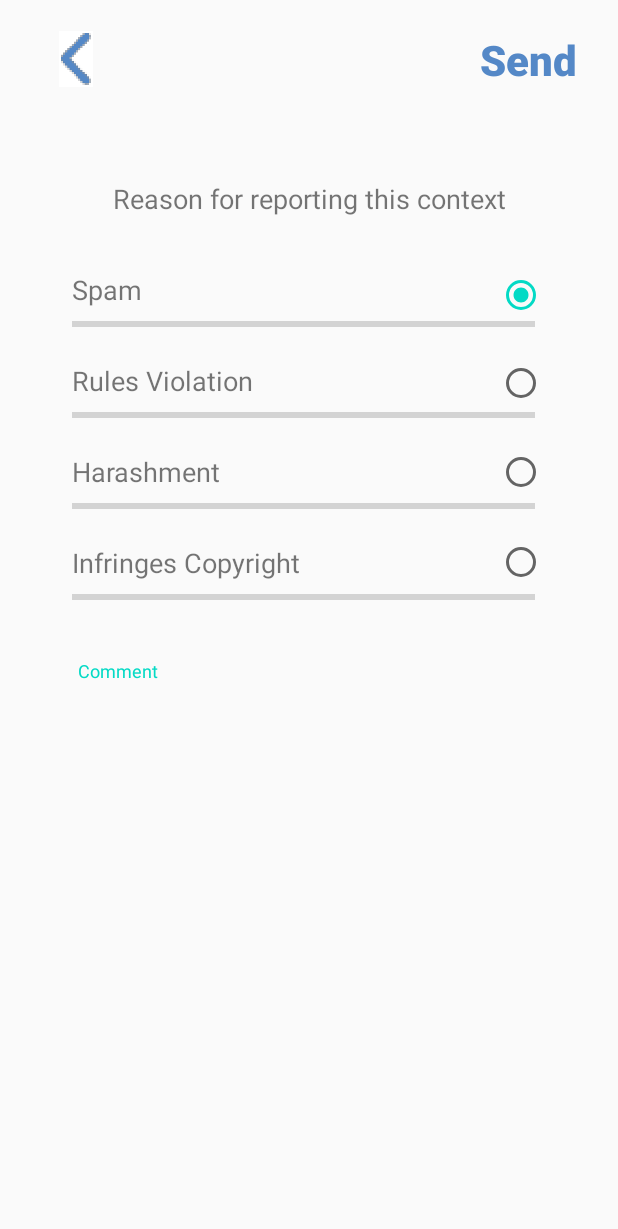
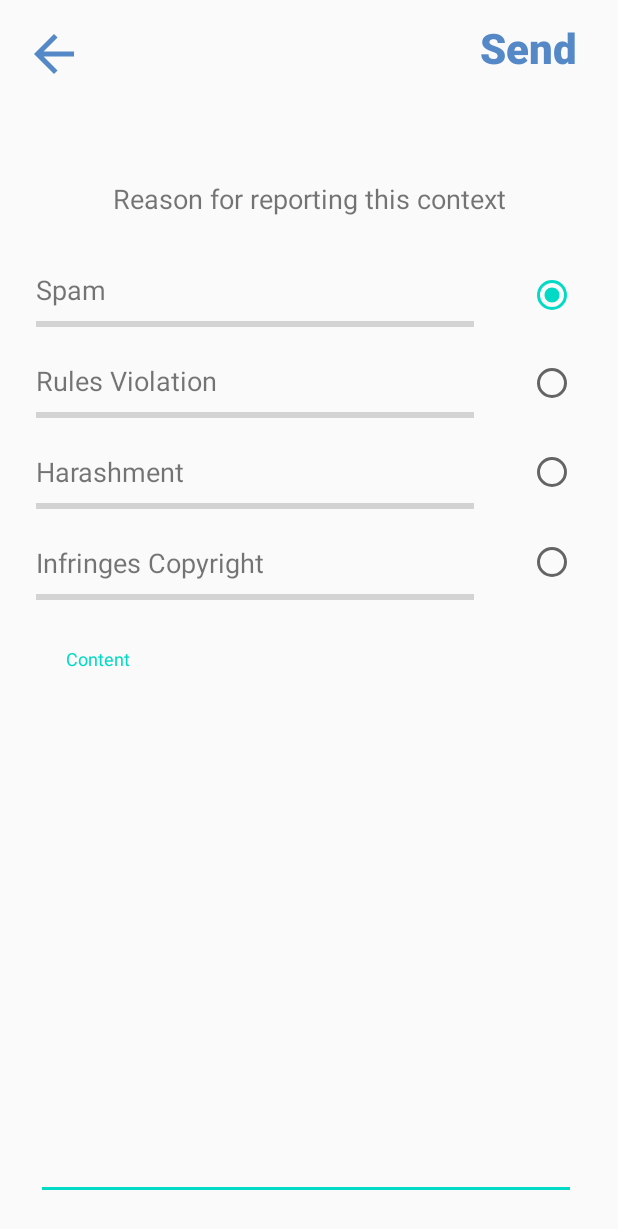
Before and after one commit to sucanabo/Tech4Life-Android, an Android app: the layout activity_report.xml on its own in the app's theme, with its tools: preview values and no code run, on a phone screen of 412 x 824 dp. Shown: the top 1229 px of the screen. Run offline under Robolectric (Android 15) with nearby library versions, the phone set to English and light mode, and no system bars; network calls fail.

Commit message:
finish Report Post

```diff
--- a/app/src/main/AndroidManifest.xml
+++ b/app/src/main/AndroidManifest.xml
@@ -14,7 +14,8 @@
         android:supportsRtl="true"
         android:theme="@style/AppTheme"
         android:usesCleartextTraffic="true">
-        <activity android:name=".SeriesDetailActivity"></activity>
+        <activity android:name=".ReportActivity" />
+        <activity android:name=".SeriesDetailActivity" />
         <activity android:name=".TopNavbarDetail" />
         <activity android:name=".MainNav_ToolBar" />
         <activity android:name=".SearchActivity" />
--- a/app/src/main/java/com/example/tech4life/SeriesDetailActivity.java
+++ b/app/src/main/java/com/example/tech4life/SeriesDetailActivity.java
@@ -22,7 +22,7 @@ public class SeriesDetailActivity extends AppCompatActivity {
         onBackPressed();
     }
     public void ClickMore(View view){
-        final BottomSheetDialog bottomSheetDialog = new BottomSheetDialog(SeriesDetailActivity.this,R.style.BottomSheetDialogTheme);
+        final BottomSheetDialog bottomSheetDialog = new BottomSheetDialog(SeriesDetailActivity.this,R.style.AppBottomSheetDialogTheme);
         final View bottomSheetView = LayoutInflater.from(getApplicationContext())
                 .inflate(R.layout.bottom_sheet_series,(LinearLayout)findViewById(R.id.bottom_sheet_container));
         bottomSheetDialog.setContentView(bottomSheetView);
--- a/app/src/main/res/layout/report_screen.xml
+++ b/app/src/main/res/layout/activity_report.xml
@@ -1,45 +1,30 @@
 <?xml version="1.0" encoding="utf-8"?>
-<androidx.constraintlayout.widget.ConstraintLayout
-    xmlns:android="http://schemas.android.com/apk/res/android"
+<androidx.constraintlayout.widget.ConstraintLayout xmlns:android="http://schemas.android.com/apk/res/android"
     xmlns:app="http://schemas.android.com/apk/res-auto"
     xmlns:tools="http://schemas.android.com/tools"
     android:layout_width="match_parent"
-    android:layout_height="match_parent">
-
-    <ImageButton
-        android:id="@+id/btn_previous_report"
-        android:layout_width="29dp"
-        android:layout_height="46dp"
-        android:layout_marginStart="16dp"
-        android:layout_marginTop="16dp"
-        android:layout_marginEnd="8dp"
-        app:layout_constraintEnd_toEndOf="parent"
-        app:layout_constraintHorizontal_bias="0.055"
-        app:layout_constraintStart_toStartOf="parent"
-        app:layout_constraintTop_toTopOf="parent"
-        app:srcCompat="@mipmap/previous_ico_foreground" />
-
+    android:layout_height="match_parent"
+    tools:context=".ReportActivity">
     <TextView
         android:id="@+id/textView5"
         android:layout_width="0dp"
         android:layout_height="wrap_content"
-        android:layout_marginStart="48dp"
         android:layout_marginTop="36dp"
         android:layout_marginEnd="96dp"
         android:text="@string/infringes_copyright_option"
         android:textSize="18sp"
         app:layout_constraintEnd_toEndOf="parent"
         app:layout_constraintHorizontal_bias="1.0"
-        app:layout_constraintStart_toStartOf="parent"
+        app:layout_constraintStart_toStartOf="@+id/textView4"
         app:layout_constraintTop_toBottomOf="@+id/textView4" />
 
     <TextView
         android:id="@+id/title_report_screen"
         android:layout_width="0dp"
         android:layout_height="wrap_content"
-        android:layout_marginStart="32dp"
+        android:layout_marginStart="24dp"
         android:layout_marginTop="120dp"
-        android:layout_marginEnd="32dp"
+        android:layout_marginEnd="24dp"
         android:gravity="center"
         android:text="@string/title_report"
         android:textSize="18sp"
@@ -52,47 +37,44 @@
         android:id="@+id/textView2"
         android:layout_width="0dp"
         android:layout_height="wrap_content"
-        android:layout_marginStart="48dp"
         android:layout_marginTop="36dp"
         android:layout_marginEnd="96dp"
         android:text="@string/spam_option"
         android:textSize="18sp"
         app:layout_constraintEnd_toEndOf="parent"
         app:layout_constraintHorizontal_bias="1.0"
-        app:layout_constraintStart_toStartOf="parent"
+        app:layout_constraintStart_toStartOf="@+id/title_report_screen"
         app:layout_constraintTop_toBottomOf="@+id/title_report_screen" />
 
     <TextView
         android:id="@+id/textView3"
         android:layout_width="0dp"
         android:layout_height="wrap_content"
-        android:layout_marginStart="48dp"
         android:layout_marginTop="36dp"
         android:layout_marginEnd="96dp"
         android:text="@string/rules_violation_option"
         android:textSize="18sp"
         app:layout_constraintEnd_toEndOf="parent"
         app:layout_constraintHorizontal_bias="1.0"
-        app:layout_constraintStart_toStartOf="parent"
+        app:layout_constraintStart_toStartOf="@+id/textView2"
         app:layout_constraintTop_toBottomOf="@+id/textView2" />
 
     <TextView
         android:id="@+id/textView4"
         android:layout_width="0dp"
         android:layout_height="wrap_content"
-        android:layout_marginStart="48dp"
         android:layout_marginTop="36dp"
         android:layout_marginEnd="96dp"
         android:text="@string/harashment_option"
         android:textSize="18sp"
         app:layout_constraintEnd_toEndOf="parent"
         app:layout_constraintHorizontal_bias="0.0"
-        app:layout_constraintStart_toStartOf="parent"
+        app:layout_constraintStart_toStartOf="@+id/textView3"
         app:layout_constraintTop_toBottomOf="@+id/textView3" />
 
     <RadioGroup
         android:id="@+id/radioGroup"
-        android:layout_width="73dp"
+        android:layout_width="wrap_content"
         android:layout_height="248dp"
         android:layout_marginStart="8dp"
         android:checkedButton="@+id/radio_button_1"
@@ -101,26 +83,26 @@
         app:layout_constraintTop_toTopOf="@+id/textView2">
 
         <RadioButton
-            android:id="@+id/radio_button_1"
+            android:checked="true"
+            android:id="@+id/report_spam"
             android:layout_width="wrap_content"
-            android:layout_height="31dp"
-            android:text="" />
+            android:layout_height="31dp" />
 
         <RadioButton
-            android:id="@+id/radio_button_2"
+            android:id="@+id/report_rule"
             android:layout_width="wrap_content"
             android:layout_height="87dp"
             android:baselineAligned="false"
             android:text="" />
 
         <RadioButton
-            android:id="@+id/radio_button_3"
+            android:id="@+id/report_hashment"
             android:layout_width="wrap_content"
             android:layout_height="30dp"
             android:text="" />
 
         <RadioButton
-            android:id="@+id/radio_button_4"
+            android:id="@+id/report_copyright"
             android:layout_width="wrap_content"
             android:layout_height="91dp"
             android:text="" />
@@ -133,10 +115,8 @@
         style="?android:attr/progressBarStyleHorizontal"
         android:layout_width="0dp"
         android:layout_height="21dp"
-        android:layout_marginStart="48dp"
-        android:layout_marginEnd="48dp"
-        app:layout_constraintEnd_toEndOf="@+id/radioGroup"
-        app:layout_constraintStart_toStartOf="parent"
+        app:layout_constraintEnd_toEndOf="@+id/textView2"
+        app:layout_constraintStart_toStartOf="@+id/textView2"
         app:layout_constraintTop_toBottomOf="@+id/textView2" />
 
     <ProgressBar
@@ -144,10 +124,8 @@
         style="?android:attr/progressBarStyleHorizontal"
         android:layout_width="0dp"
         android:layout_height="21dp"
-        android:layout_marginStart="48dp"
-        android:layout_marginEnd="48dp"
-        app:layout_constraintEnd_toEndOf="@+id/radioGroup"
-        app:layout_constraintStart_toStartOf="parent"
+        app:layout_constraintEnd_toEndOf="@+id/textView3"
+        app:layout_constraintStart_toStartOf="@+id/textView3"
         app:layout_constraintTop_toBottomOf="@+id/textView3" />
 
     <ProgressBar
@@ -155,10 +133,8 @@
         style="?android:attr/progressBarStyleHorizontal"
         android:layout_width="0dp"
         android:layout_height="21dp"
-        android:layout_marginStart="48dp"
-        android:layout_marginEnd="48dp"
-        app:layout_constraintEnd_toEndOf="@+id/radioGroup"
-        app:layout_constraintStart_toStartOf="parent"
+        app:layout_constraintEnd_toEndOf="@+id/textView4"
+        app:layout_constraintStart_toStartOf="@+id/textView4"
         app:layout_constraintTop_toBottomOf="@+id/textView4" />
 
     <ProgressBar
@@ -166,17 +142,16 @@
         style="?android:attr/progressBarStyleHorizontal"
         android:layout_width="0dp"
         android:layout_height="21dp"
-        android:layout_marginStart="48dp"
-        android:layout_marginEnd="48dp"
-        app:layout_constraintEnd_toEndOf="@+id/radioGroup"
-        app:layout_constraintStart_toStartOf="parent"
+        app:layout_constraintEnd_toEndOf="@+id/textView5"
+        app:layout_constraintStart_toStartOf="@+id/textView5"
         app:layout_constraintTop_toBottomOf="@+id/textView5" />
 
     <Button
+        android:onClick="SendReport"
         android:id="@+id/btn_send_report"
         android:layout_width="wrap_content"
         android:layout_height="wrap_content"
-        android:layout_marginTop="16dp"
+        android:layout_marginTop="8dp"
         android:layout_marginEnd="16dp"
         android:background="@android:color/transparent"
         android:text="Send"
@@ -190,17 +165,33 @@
     <com.google.android.material.textfield.TextInputLayout
         android:id="@+id/textField"
         android:layout_width="0dp"
-        android:layout_height="175dp"
-        android:layout_marginTop="32dp"
-        android:hint="Comment"
-        app:layout_constraintEnd_toEndOf="@+id/progressBar4"
+        android:layout_height="0dp"
+        android:layout_marginTop="24dp"
+        android:layout_marginBottom="24dp"
+        android:hint="Content"
+        app:layout_constraintBottom_toBottomOf="parent"
+        app:layout_constraintEnd_toEndOf="@+id/radioGroup"
         app:layout_constraintStart_toStartOf="@+id/progressBar4"
         app:layout_constraintTop_toBottomOf="@+id/progressBar4">
 
         <com.google.android.material.textfield.TextInputEditText
+            android:id="@+id/report_content"
+            android:gravity="top"
+            android:padding="20dp"
+            android:textSize="16sp"
             android:layout_width="match_parent"
-            android:layout_height="175dp" />
+            android:layout_height="match_parent" />
 
     </com.google.android.material.textfield.TextInputLayout>
 
+    <ImageView
+        android:id="@+id/back_btn"
+        android:onClick="clickBackToPrevious"
+        android:layout_width="40dp"
+        android:layout_height="40dp"
+        android:layout_marginStart="16dp"
+        android:layout_marginTop="16dp"
+        app:layout_constraintStart_toStartOf="parent"
+        app:layout_constraintTop_toTopOf="parent"
+        app:srcCompat="@drawable/ic_back" />
 </androidx.constraintlayout.widget.ConstraintLayout>
--- a/app/src/main/res/values/strings.xml
+++ b/app/src/main/res/values/strings.xml
@@ -16,5 +16,8 @@
     <string name="open">Open</string>
     <string name="close">Close</string>
     <string name="hello_blank_fragment">Hello blank fragment</string>
+    <string name="ok">OK</string>
+    <string name="report_sussecced">Report Sussecced</string>
+    <string name="report_fail">Report Fail. Plase check your input</string>
 
 </resources>
--- a/app/src/main/res/values/styles.xml
+++ b/app/src/main/res/values/styles.xml
@@ -9,6 +9,7 @@
         <item name="android:listDivider">@android:color/transparent</item>
         <item name="windowActionBar">false</item>
         <item name="windowNoTitle">true</item>
+        <item name="bottomSheetDialogTheme">@style/AppBottomSheetDialogTheme</item>
     </style>
     <style name="AppTheme.AppBarOverlay" parent="ThemeOverlay.AppCompat.Dark.ActionBar"/>
     <style name="AppTheme.popUpOverlay" parent="ThemeOverlay.AppCompat.Light"/>
@@ -26,10 +27,13 @@
     <style name="ButtonLogin">
         <item name="colorPrimary">#00A8FF</item>
     </style>
-    <style name="BottomSheetDialogTheme" parent="Theme.Design.Light.BottomSheetDialog">
-        <item name="bottomSheetStyle">@style/BottomSheetStyle</item>
+    <style name="AppBottomSheetDialogTheme"
+        parent="Theme.Design.Light.BottomSheetDialog">
+        <item name="bottomSheetStyle">@style/AppModalStyle</item>
     </style>
-    <style name="BottomSheetStyle" parent="Widget.Design.BottomSheet.Modal">
-        <item name="android:background">@android:color/transparent</item>
+
+    <style name="AppModalStyle"
+        parent="Widget.Design.BottomSheet.Modal">
+        <item name="android:background">@drawable/bottom_sheet_background</item>
     </style>
 </resources>
```
Also changed, not shown: app/src/main/java/com/example/tech4life/Dialog/PostDialog.java (added, +43 -0 lines), app/src/main/java/com/example/tech4life/Login.java (added, +14 -0 lines), app/src/main/java/com/example/tech4life/PostDetailActivity.java (+2 -5 lines), app/src/main/java/com/example/tech4life/ReportActivity.java (added, +120 -0 lines).
